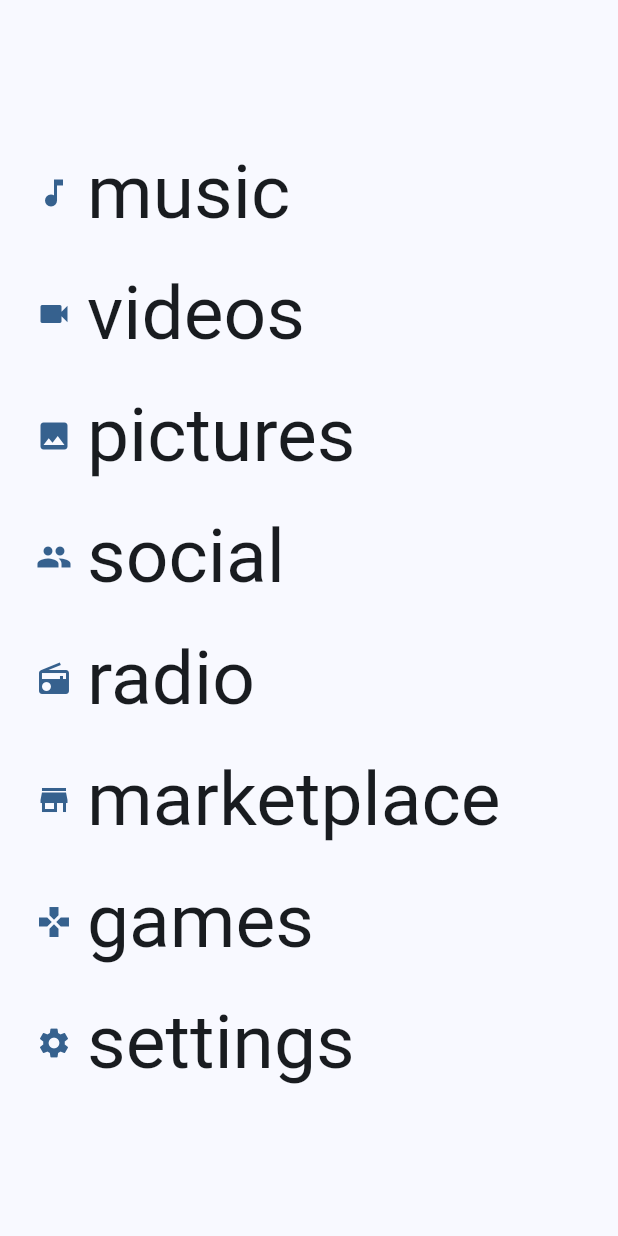
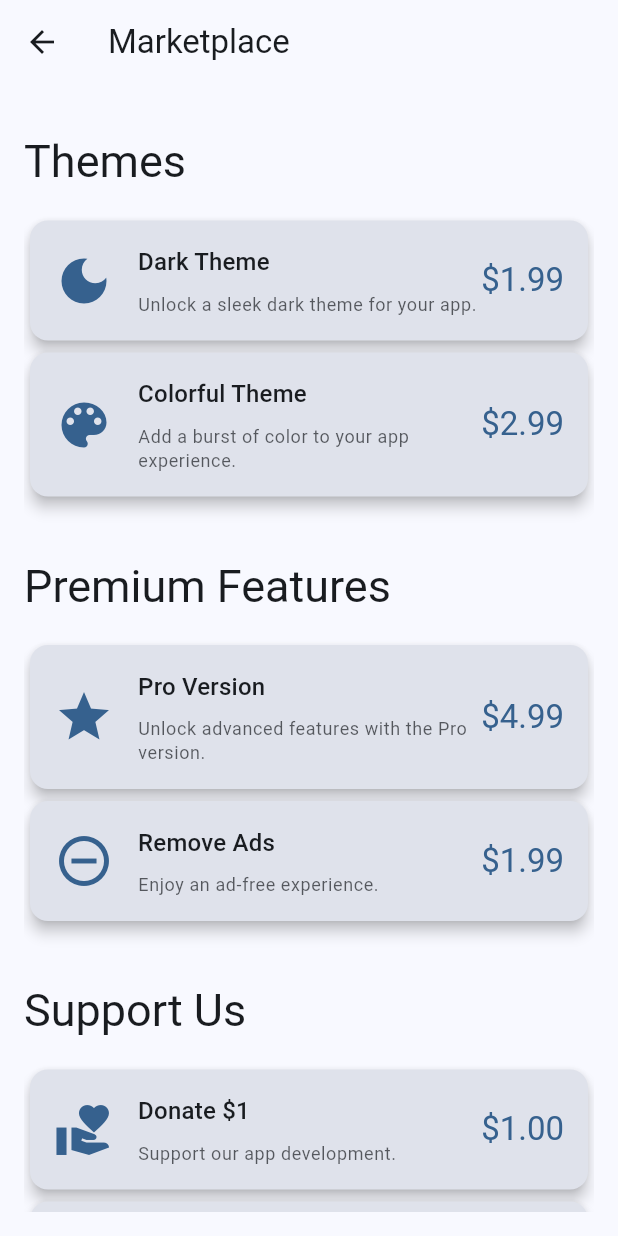
Before and after one commit to andreadelsarto/MVZK, a Flutter app: the screen it shows after launch, after a tap on "marketplace", on a phone screen of 412 x 824 dp. Run offline on Flutter 3.47's test engine with Material 3 defaults, Android fonts, the phone set to English and light mode, and no system bars; our stand-ins replace dynamic_color, just_audio, on_audio_query, permission_handler, share_plus, shared_preferences; missing offline and left inert: audiotagger.

Commit message:
social and marketplace sample added

```diff
--- /dev/null
+++ b/lib/screens/MarketPlace.dart
@@ -0,0 +1,122 @@
+import 'package:flutter/material.dart';
+
+class MarketplaceScreen extends StatelessWidget {
+  const MarketplaceScreen({super.key});
+
+  @override
+  Widget build(BuildContext context) {
+    final theme = Theme.of(context);
+    return Scaffold(
+      backgroundColor: theme.colorScheme.surface,
+      appBar: AppBar(
+        backgroundColor: theme.colorScheme.surface,
+        elevation: 0,
+        title: Text(
+          'Marketplace',
+          style: TextStyle(
+            color: theme.colorScheme.onBackground,
+          ),
+        ),
+        leading: IconButton(
+          icon: Icon(Icons.arrow_back, color: theme.colorScheme.onBackground),
+          onPressed: () {
+            Navigator.pop(context);
+          },
+        ),
+      ),
+      body: Padding(
+        padding: const EdgeInsets.all(16.0),
+        child: ListView(
+          children: [
+            _buildSectionHeader(context, 'Themes'),
+            _buildProductCard(context, 'Dark Theme', 'Unlock a sleek dark theme for your app.', '\$1.99', Icons.dark_mode),
+            _buildProductCard(context, 'Colorful Theme', 'Add a burst of color to your app experience.', '\$2.99', Icons.color_lens),
+
+            const SizedBox(height: 20),
+
+            _buildSectionHeader(context, 'Premium Features'),
+            _buildProductCard(context, 'Pro Version', 'Unlock advanced features with the Pro version.', '\$4.99', Icons.star),
+            _buildProductCard(context, 'Remove Ads', 'Enjoy an ad-free experience.', '\$1.99', Icons.remove_circle_outline),
+
+            const SizedBox(height: 20),
+
+            _buildSectionHeader(context, 'Support Us'),
+            _buildProductCard(context, 'Donate \$1', 'Support our app development.', '\$1.00', Icons.volunteer_activism),
+            _buildProductCard(context, 'Donate \$5', 'Support our app development.', '\$5.00', Icons.volunteer_activism),
+
+            const SizedBox(height: 20),
+
+            _buildSectionHeader(context, 'Customizations'),
+            _buildProductCard(context, 'Extra Colors Pack', 'Get additional color options for the app interface.', '\$0.99', Icons.palette),
+            _buildProductCard(context, 'Sound Equalizer Presets', 'Unlock more sound equalizer presets.', '\$1.99', Icons.equalizer),
+          ],
+        ),
+      ),
+    );
+  }
+
+  Widget _buildSectionHeader(BuildContext context, String title) {
+    final theme = Theme.of(context);
+    return Padding(
+      padding: const EdgeInsets.symmetric(vertical: 16.0),
+      child: Text(
+        title,
+        style: theme.textTheme.headlineMedium?.copyWith(
+          color: theme.colorScheme.onBackground,
+          fontSize: 30,
+        ),
+      ),
+    );
+  }
+
+  Widget _buildProductCard(BuildContext context, String title, String description, String price, IconData icon) {
+    final theme = Theme.of(context);
+    return GestureDetector(
+      onTap: () {
+        // Implementa la logica di acquisto o di interazione qui
+      },
+      child: Card(
+        color: theme.colorScheme.surfaceVariant,
+        shape: RoundedRectangleBorder(
+          borderRadius: BorderRadius.circular(12),
+        ),
+        elevation: 4,
+        child: Padding(
+          padding: const EdgeInsets.all(16.0),
+          child: Row(
+            children: [
+              Icon(icon, size: 40, color: theme.colorScheme.primary),
+              const SizedBox(width: 16),
+              Expanded(
+                child: Column(
+                  crossAxisAlignment: CrossAxisAlignment.start,
+                  children: [
+                    Text(
+                      title,
+                      style: theme.textTheme.titleMedium?.copyWith(
+                        color: theme.colorScheme.onBackground,
+                      ),
+                    ),
+                    const SizedBox(height: 8),
+                    Text(
+                      description,
+                      style: theme.textTheme.bodySmall?.copyWith(
+                        color: theme.colorScheme.onBackground.withOpacity(0.7),
+                      ),
+                    ),
+                  ],
+                ),
+              ),
+              Text(
+                price,
+                style: theme.textTheme.titleLarge?.copyWith(
+                  color: theme.colorScheme.primary,
+                ),
+              ),
+            ],
+          ),
+        ),
+      ),
+    );
+  }
+}
--- a/lib/screens/home_screen.dart
+++ b/lib/screens/home_screen.dart
@@ -4,6 +4,8 @@ import 'package:just_audio/just_audio.dart';
 import 'game_screen.dart';  // Importa la nuova schermata
 import 'SettingsScreen.dart';
 import 'radio_selection_screen.dart';
+import 'MarketPlace.dart';
+import 'social.dart';
 
 class HomeScreen extends StatelessWidget {
   final AudioPlayer audioPlayer;
@@ -36,7 +38,14 @@ class HomeScreen extends StatelessWidget {
               }),
               _buildMenuItem(context, 'videos', Icons.videocam, () {}),
               _buildMenuItem(context, 'pictures', Icons.photo, () {}),
-              _buildMenuItem(context, 'social', Icons.people, () {}),
+              _buildMenuItem(context, 'social', Icons.people, () {
+                Navigator.push(
+                  context,
+                  MaterialPageRoute(
+                    builder: (context) => const SocialScreen(),
+                  ),
+                );
+              }),
               _buildMenuItem(context, 'radio', Icons.radio, () {
                 Navigator.push(
                   context,
@@ -45,7 +54,14 @@ class HomeScreen extends StatelessWidget {
                   ),
                 );
               }),
-              _buildMenuItem(context, 'marketplace', Icons.store, () {}),
+              _buildMenuItem(context, 'marketplace', Icons.store, () {
+                Navigator.push(
+                  context,
+                  MaterialPageRoute(
+                    builder: (context) => const MarketplaceScreen(),
+                  ),
+                );
+              }),
               _buildMenuItem(context, 'games', Icons.games, () {
                 Navigator.of(context).push(_createRoute());
               }),
```
Also changed, not shown: lib/screens/player_screen.dart (+59 -6 lines), lib/screens/profile.dart (added, +211 -0 lines), lib/screens/social.dart (added, +159 -0 lines).
